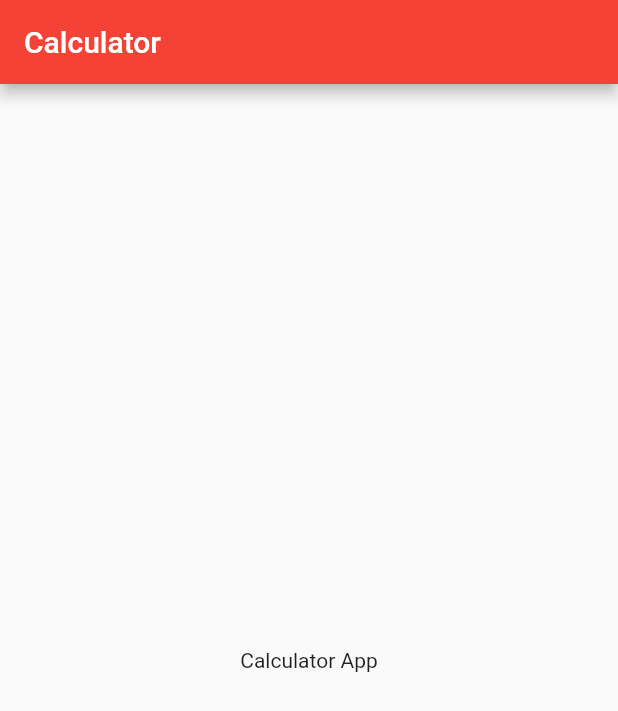
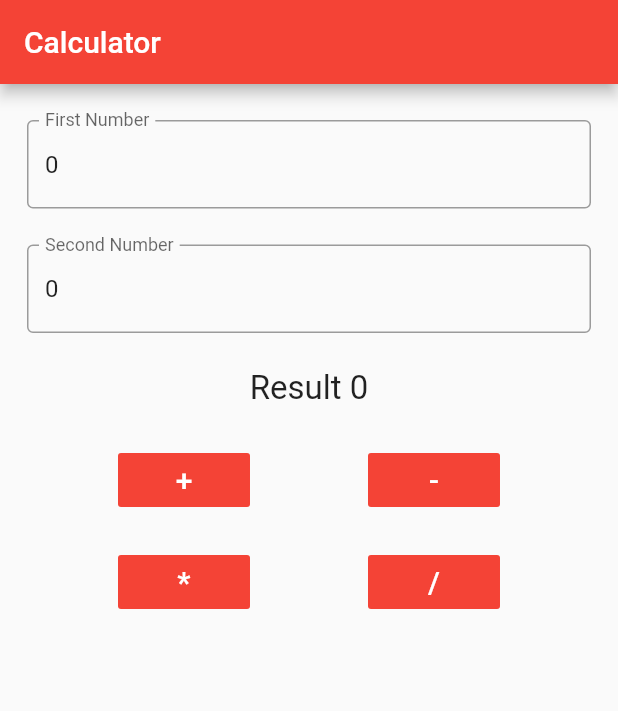
Before and after one commit to Musfick/flutter_calculator, a Flutter app: the screen it shows after launch, on a phone screen of 412 x 824 dp. Shown: the top 711 px of the screen. Run offline on Flutter 3.47's test engine with Material 2 defaults, Android fonts, the phone set to English and light mode, and no system bars.

Commit message:
Calculator

```diff
--- a/lib/home_page.dart
+++ b/lib/home_page.dart
@@ -7,6 +7,44 @@ class HomePage extends StatefulWidget {
 }
 
 class HomePageState extends State<HomePage> {
+
+  var firstNumber = 0;
+  var secondNumber = 0;
+  var sum = 0;
+
+  final TextEditingController firstNumController = new TextEditingController(text: '0');
+  final TextEditingController secondNumController = new TextEditingController(text: "0");
+
+  //Addition two number
+  void addition() => setState(() {
+    firstNumber = int.parse(firstNumController.text);
+    secondNumber = int.parse(secondNumController.text);
+    sum = firstNumber+secondNumber;
+  });
+
+  //Substract two number
+  void substract() => setState((){
+    firstNumber = int.parse(firstNumController.text);
+    secondNumber = int.parse(secondNumController.text);
+    sum = firstNumber-secondNumber;
+  });
+
+  //Multiply two number
+  void multiply () => setState((){
+    firstNumber = int.parse(firstNumController.text);
+    secondNumber = int.parse(secondNumController.text);
+    sum = firstNumber*secondNumber;
+  });
+
+  //Divide two number
+  void divide () => setState((){
+    firstNumber = int.parse(firstNumController.text);
+    secondNumber = int.parse(secondNumController.text);
+    sum = (firstNumber / secondNumber).floor();
+  });
+
+
+
   @override
   Widget build(BuildContext context) {
     return new Scaffold(
@@ -14,9 +52,98 @@ class HomePageState extends State<HomePage> {
         title: Text('Calculator'),
       ),
       body: Container(
-        child: Center(
-          child: Text('Calculator App'),
+        child: Column(
+          children: <Widget>[
+            Padding(
+              padding: EdgeInsets.only(left: 18.0, top: 24.0, right: 18.0 ),
+               child: TextField(
+                  keyboardType: TextInputType.number,
+                  decoration: new InputDecoration(
+                      border: OutlineInputBorder(),
+                      hintText: 'Enter First Number',
+                      labelText: 'First Number'
+                  ),
+                 controller: firstNumController,
+                )
+            ),
+            Padding(
+              padding: EdgeInsets.only(left: 18.0, top: 24.0, right: 18.0 ),
+              child: TextField(
+                keyboardType: TextInputType.number,
+                decoration: InputDecoration(
+                  border: OutlineInputBorder(),
+                  hintText: 'Enter Second Number',
+                  labelText: 'Second Number'
+                ),
+                controller: secondNumController,
+              ),
+            ),
+            Padding(
+              padding: EdgeInsets.only(left: 18.0, top: 24.0, right: 18.0, bottom: 24.0 ),
+              child: Text(
+                'Result $sum',
+                style: TextStyle(
+                  fontSize: 22
+                ),
+              ),
+            ),
+            Row(
+              mainAxisAlignment: MainAxisAlignment.spaceEvenly,
+              children: <Widget>[
+                Container(
+                  child: FlatButton(
+                    child: Text('+', style: TextStyle(
+                        fontSize: 20.0,
+                      color: Colors.white),
+                    ),
+                    color: Colors.red,
+                    onPressed: addition,
+                  ),
+                ),
+                Container(
+                  child: FlatButton(
+                    child: Text('-', style: TextStyle(
+                      fontSize: 20.0,
+                      color: Colors.white
+                    ),),
+                    color: Colors.red,
+                    onPressed: substract,
+                  ),
+                )
+              ],
+            ),
+            Padding(
+              padding: EdgeInsets.all(10),
+            ),
+            Row(
+              mainAxisAlignment: MainAxisAlignment.spaceEvenly,
+              children: <Widget>[
+                Container(
+                  child: FlatButton(
+                    child: Text('*', style: TextStyle(
+                      fontSize: 20.0,
+                      color: Colors.white
+                    ),),
+                    color: Colors.red,
+                    onPressed: multiply,
+                  ),
+                ),
+                Container(
+                  child: FlatButton(
+                    child: Text('/', style: TextStyle(
+                      fontSize: 20.0,
+                      color: Colors.white
+                    ),),
+                    color: Colors.red,
+                    onPressed: divide,
+                  ),
+                )
+              ],
+            )
+
+          ],
         ),
+
       ),
     );
   }
```
